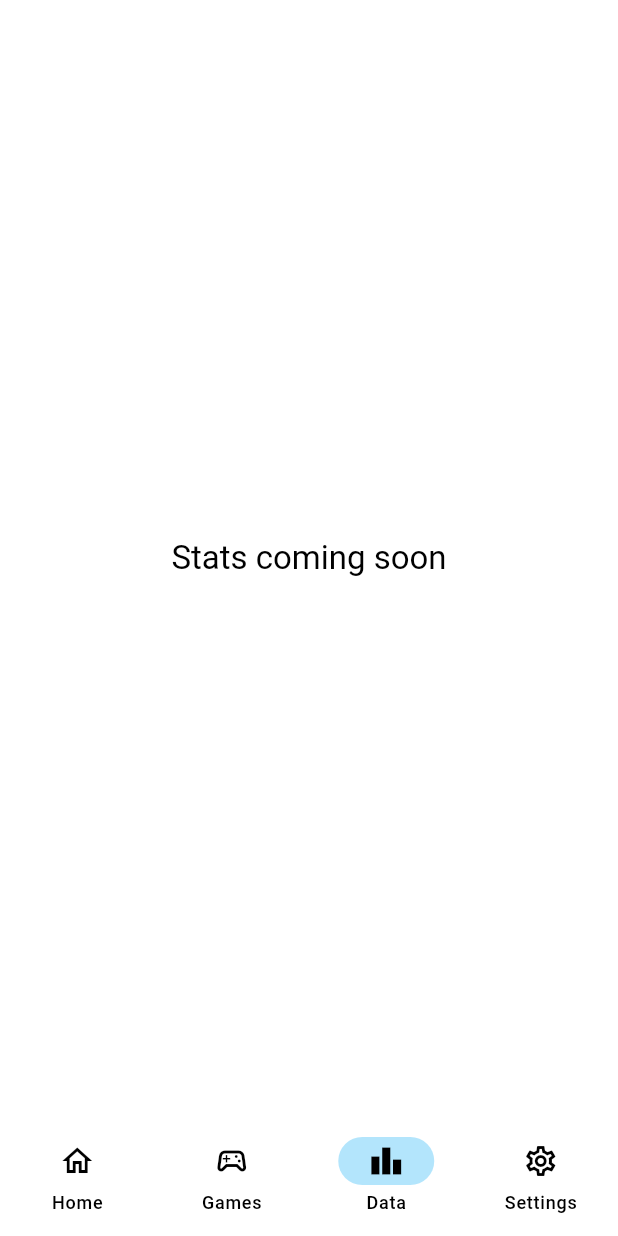
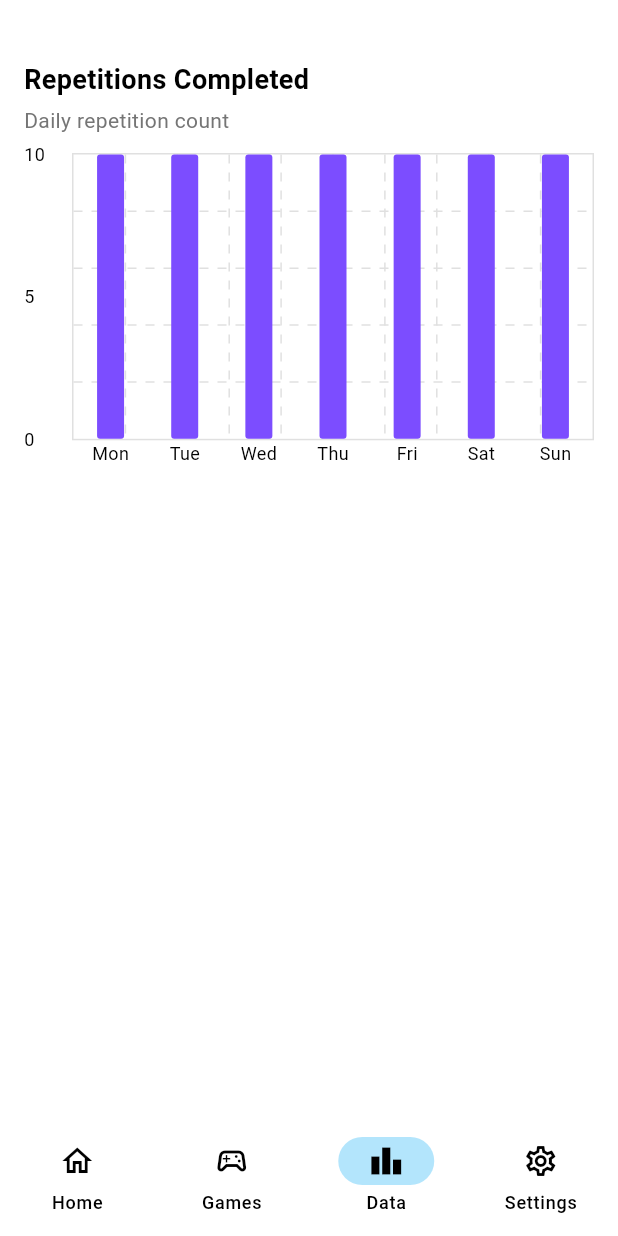
Before and after one commit to UBC-BEST/M2M-App, a Flutter app: the NavigationShell screen opened directly, item 3 of the bottom bar chosen, on a phone screen of 412 x 824 dp. Run offline on Flutter 3.47's test engine with Material 3 defaults, Android fonts, the phone set to English and light mode, and no system bars; drawn by our look-alikes of fl_chart; our stand-ins replace flutter_dotenv, flutter_secure_storage, shared_preferences; accounts and stored records are empty.

Commit message:
Worked on bar graph, stats page, not finished

```diff
--- a/frontend/lib/features/onboarding/presentation/intro/onboarding_flow.dart
+++ b/frontend/lib/features/onboarding/presentation/intro/onboarding_flow.dart
@@ -165,7 +165,6 @@ class _OnboardingSlideData {
 
 class _OnboardingSlide extends StatelessWidget {
   const _OnboardingSlide({
-    super.key,
     required this.slide,
   });
 
--- a/frontend/lib/features/settings/presentation/pages/account_settings.dart
+++ b/frontend/lib/features/settings/presentation/pages/account_settings.dart
@@ -40,7 +40,7 @@ class AccountSettings extends StatelessWidget {
               subtitle: placeholderEmail,
               onTap: () => Navigator.push(
                 context,
-                MaterialPageRoute(builder: (context) => const EmailChange()),
+                MaterialPageRoute(builder: (context) => EmailChange()),
               ),
             ),
             SettingsTile(
--- a/frontend/lib/features/settings/presentation/pages/settings_page.dart
+++ b/frontend/lib/features/settings/presentation/pages/settings_page.dart
@@ -96,7 +96,7 @@ class _SettingsPageState extends State<SettingsPage> {
               title: Text(localizations.loginWithFaceId),
               value: _useFaceId,
               onChanged: _toggleFaceId,
-              activeThumbColor: Colors.blue,
+              //activeThumbColor: Colors.blue,
             ),
             const SizedBox(height: 20),
             ElevatedButton.icon(
--- /dev/null
+++ b/frontend/lib/features/stats/presentation/bar_chart.dart
@@ -0,0 +1,110 @@
+import 'package:fl_chart/fl_chart.dart';
+import 'package:flutter/material.dart';
+
+class RepsCompletedBarChart extends StatelessWidget {
+  const RepsCompletedBarChart({
+    super.key,
+    required this.reps, // 7 values, Mon..Sun
+    this.maxY = 20,
+  });
+
+  final List<int> reps;
+  final double maxY;
+
+  @override
+  Widget build(BuildContext context) {
+    return Column(crossAxisAlignment: CrossAxisAlignment.start, children: [
+      const Text('Repetitions Completed',
+          style: TextStyle(fontSize: 18, fontWeight: FontWeight.bold)),
+      const SizedBox(height: 4),
+      Text('Daily repetition count',
+          style: TextStyle(fontSize: 14, color: Colors.grey[600])),
+      const SizedBox(height: 12),
+      AspectRatio(
+          aspectRatio: 1.7,
+          child: BarChart(
+            BarChartData(
+              alignment: BarChartAlignment.spaceAround,
+              minY: 0,
+              maxY: 10,
+
+              // Add grid lines
+              gridData: FlGridData(
+                show: true,
+                drawVerticalLine: true,
+                drawHorizontalLine: true,
+                getDrawingHorizontalLine: (value) => FlLine(
+                  color: Colors.grey.shade300,
+                  strokeWidth: 1,
+                  dashArray: [6, 6],
+                ),
+                getDrawingVerticalLine: (value) => FlLine(
+                  color: Colors.grey.shade300,
+                  strokeWidth: 1,
+                  dashArray: [6, 6],
+                ),
+              ),
+
+              // Axes borders
+              borderData: FlBorderData(
+                show: true,
+                border: Border.all(color: Colors.grey.shade300, width: 1),
+              ),
+
+              // Titles for axes
+              titlesData: FlTitlesData(
+                topTitles:
+                    const AxisTitles(sideTitles: SideTitles(showTitles: false)),
+                rightTitles:
+                    const AxisTitles(sideTitles: SideTitles(showTitles: false)),
+                leftTitles: AxisTitles(
+                    sideTitles: SideTitles(
+                        showTitles: true,
+                        interval: 5,
+                        reservedSize: 32,
+                        getTitlesWidget: (value, meta) {
+                          if (value % 5 != 0) return const SizedBox.shrink();
+                          return Text(value.toInt().toString(),
+                              style: const TextStyle(fontSize: 12));
+                        })),
+                bottomTitles: AxisTitles(
+                    sideTitles: SideTitles(
+                        showTitles: true,
+                        reservedSize: 32,
+                        getTitlesWidget: (value, meta) {
+                          final dayLabels = [
+                            'Mon',
+                            'Tue',
+                            'Wed',
+                            'Thu',
+                            'Fri',
+                            'Sat',
+                            'Sun'
+                          ];
+                          if (value.toInt() < 0 ||
+                              value.toInt() >= dayLabels.length) {
+                            return const SizedBox.shrink();
+                          }
+                          return Text(dayLabels[value.toInt()],
+                              style: const TextStyle(fontSize: 12));
+                        })),
+              ),
+
+              barGroups: List.generate(7, (i) {
+                return BarChartGroupData(
+                  x: i,
+                  barRods: [
+                    BarChartRodData(
+                      toY: reps[i].toDouble(),
+                      width: 18,
+                      borderRadius: BorderRadius.circular(2),
+                      color: const Color(0xFF7C4DFF), // purple
+                    ),
+                  ],
+                );
+              }),
+            ),
+          ))
+    ]);
+  }
+}
--- a/frontend/lib/features/stats/presentation/stats_page.dart
+++ b/frontend/lib/features/stats/presentation/stats_page.dart
@@ -1,5 +1,8 @@
 import 'package:flutter/material.dart';
 import 'package:m2m/l10n/app_localizations.dart';
+
+// Importing bar chart and line chart widgets
+import 'bar_chart.dart';
 
 class StatsPage extends StatelessWidget {
   const StatsPage({super.key});
@@ -8,16 +11,34 @@ class StatsPage extends StatelessWidget {
   Widget build(BuildContext context) {
     final localizations = AppLocalizations.of(context)!;
     final theme = Theme.of(context);
+
+    // Sample data for charts (replace with real data)
+    final weeklyReps = [10, 15, 20, 25, 30, 35, 40];
+
     return Card(
       shadowColor: Colors.transparent,
       margin: const EdgeInsets.all(0),
       child: SizedBox.expand(
-        child: Center(
-          child: Text(
-            localizations.statsPagePlaceholder,
-            style: theme.textTheme.titleLarge,
+        child: SafeArea(
+            child: SingleChildScrollView(
+          padding: const EdgeInsets.all(16),
+          child: Column(
+            crossAxisAlignment: CrossAxisAlignment.start,
+            children: [
+              // Text(localizations.statsPageTitle, style: theme.textTheme.headlineMedium),
+
+              const SizedBox(height: 24),
+
+              // Bar chart for repetitions
+              RepsCompletedBarChart(reps: weeklyReps),
+
+              const SizedBox(height: 32),
+
+              // Line chart for progress
+              // LineChartSample(lineData: sampleLineData),
+            ],
           ),
-        ),
+        )),
       ),
     );
   }
--- a/frontend/pubspec.yaml
+++ b/frontend/pubspec.yaml
@@ -18,6 +18,7 @@ dependencies:
   http: ^0.13.6
   flutter_secure_storage: ^9.0.0
   shared_preferences: ^2.2.2
+  fl_chart: ^1.1.1
 
 dev_dependencies:
   flutter_test:
```
Also changed, not shown: frontend/lib/features/settings/presentation/pages/appearance_settings.dart (+87 -7 lines), frontend/lib/features/settings/presentation/pages/email_change.dart (+60 -7 lines), frontend/lib/features/settings/presentation/widgets/editing_text_field.dart (added, +40 -0 lines), frontend/lib/features/stats/presentation/line_chart.dart (added), frontend/pubspec.lock, 128 other files.
